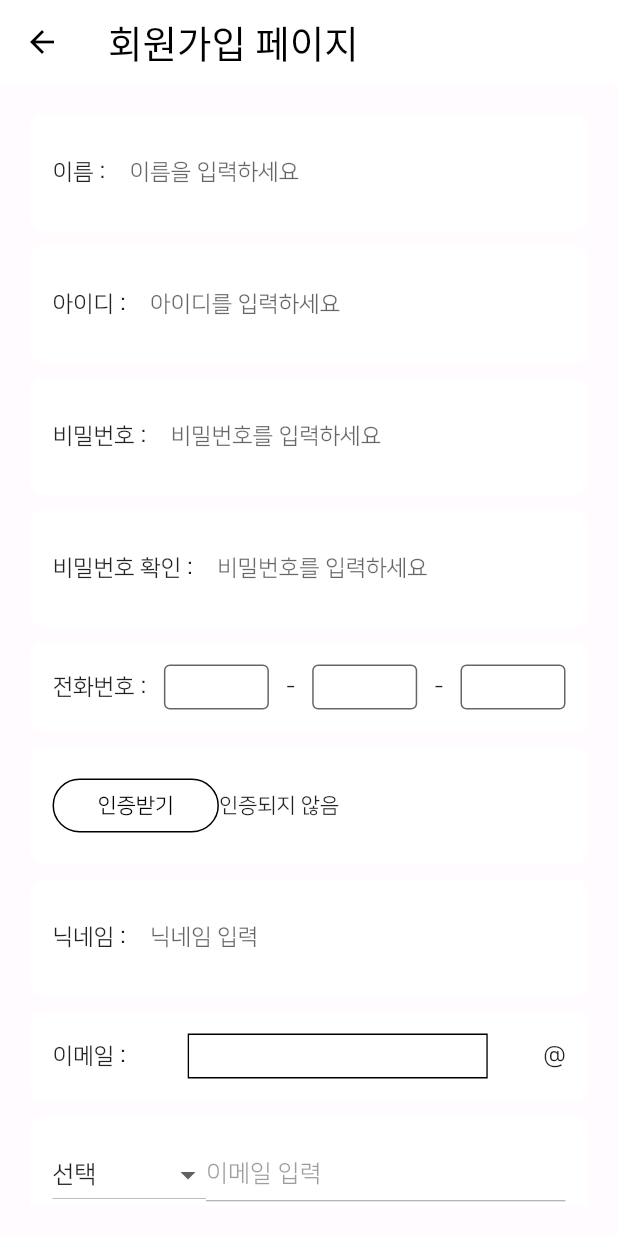
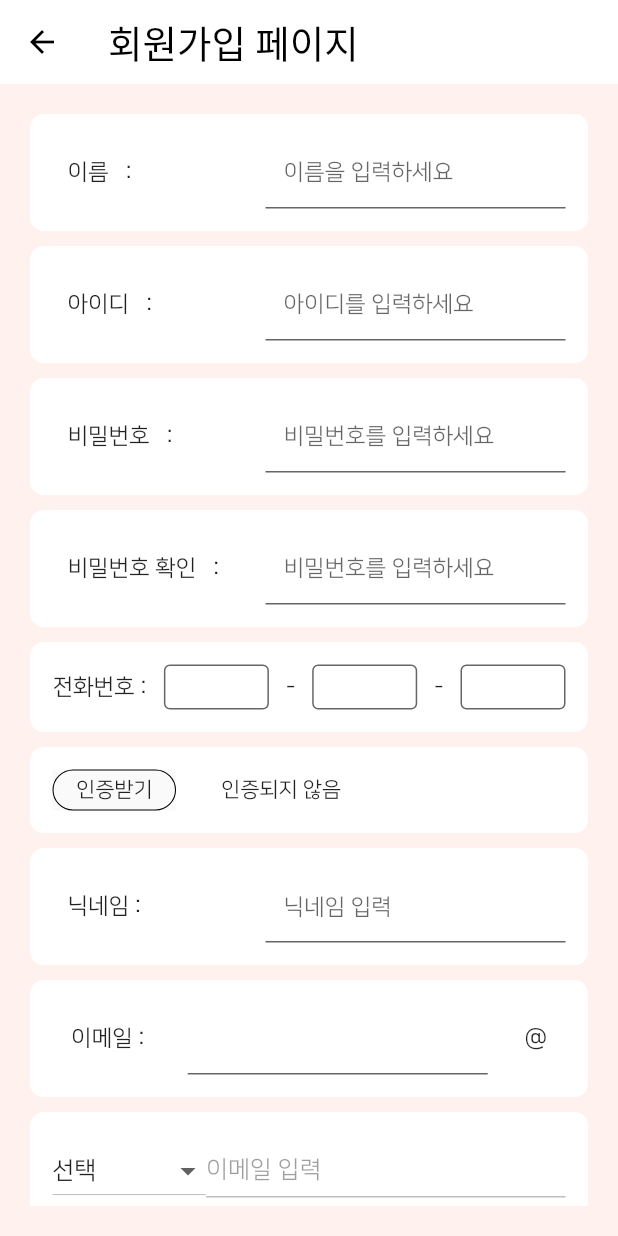
Before and after one commit to BeomyoonHeo/ggamf_front, a Flutter app: the JoinUserView screen opened by its route, on a phone screen of 412 x 824 dp. Run offline on Flutter 3.47's test engine with Material 2 defaults, Android fonts, the phone set to English and light mode, and no system bars; our stand-ins replace chips_choice, data_table_2, dio, firebase_auth, firebase_core, flashy_tab_bar2 and 9 more; accounts and stored records are empty; generated files the repository leaves out were written again; network calls fail; project files that could hold a hidden picture were left out.

Commit message:
인증폼 스타일 수정

```diff
--- a/lib/controller/user/join_user_controller.dart
+++ b/lib/controller/user/join_user_controller.dart
@@ -4,6 +4,7 @@ import 'package:flutter_riverpod/flutter_riverpod.dart';
 final joinUserController = Provider((ref) => JoinUserController());
 
 class JoinUserController {
+  bool authOk = false;
   final formKey = GlobalKey<FormState>();
   TextEditingController nameController = TextEditingController();
   TextEditingController idController = TextEditingController();
--- a/lib/views/pages/join_user/components/certification_number_button.dart
+++ b/lib/views/pages/join_user/components/certification_number_button.dart
@@ -1,119 +1,123 @@
 import 'package:firebase_auth/firebase_auth.dart';
 import 'package:flutter/material.dart';
-import 'package:flutter_riverpod/flutter_riverpod.dart';
 import 'package:fluttertoast/fluttertoast.dart';
-import 'package:ggamf_front/controller/user/join_user_controller.dart';
 
-class CertificationNumberButton extends ConsumerStatefulWidget {
+class CertificationNumberButton extends StatefulWidget {
   String certificationText;
-  bool authOk = false;
   bool showCertificationBar = false;
+  final juc;
 
-  CertificationNumberButton({Key? key, required this.certificationText})
+  CertificationNumberButton(
+      {Key? key, required this.certificationText, required this.juc})
       : super(key: key);
 
   @override
-  ConsumerState<CertificationNumberButton> createState() =>
+  State<CertificationNumberButton> createState() =>
       _CertificationNumberButtonState();
 }
 
-class _CertificationNumberButtonState
-    extends ConsumerState<CertificationNumberButton> {
-  bool authOk = false;
+class _CertificationNumberButtonState extends State<CertificationNumberButton> {
   final TextEditingController _credentialController = TextEditingController();
+
   String _verificationId = '';
   final FirebaseAuth _auth = FirebaseAuth.instance;
+
   @override
   Widget build(BuildContext context) {
+    return _buildUI();
+  }
+
+  Widget _buildUI() {
     return Container(
       decoration: BoxDecoration(
-          color: Colors.white, borderRadius: BorderRadius.circular(9)),
-      padding: EdgeInsets.all(15),
+        color: Colors.white,
+        borderRadius: BorderRadius.circular(9),
+      ),
+      padding: const EdgeInsets.all(15),
       child: Column(
         children: [
-          Row(
+          widget.juc.authOk
+              ? const SizedBox(child: Text('휴대폰 인증이 완료되었습니다.'))
+              : Row(
                   mainAxisAlignment: MainAxisAlignment.spaceEvenly,
                   children: [
-              ElevatedButton(
-                child: Text("인증받기"),
-                onPressed: () async {
-                  String phoneNumber =
-                      ref.read(joinUserController).combinePhoneNumber();
-                  print(phoneNumber);
-                  //await _buildVerifyPhoneNumber();
+                    Material(
+                      child: InkWell(
+                        borderRadius: BorderRadius.circular(30),
+                        child: Container(
+                          padding: const EdgeInsets.symmetric(
+                              horizontal: 15, vertical: 5),
+                          decoration: BoxDecoration(
+                            borderRadius: BorderRadius.circular(30),
+                            border: Border.all(color: Colors.black, width: 0.7),
+                          ),
+                          child: const Text("인증받기"),
+                        ),
+                        onTap: () async {
+                          String phoneNumber = widget.juc.combinePhoneNumber();
+                          await _buildVerifyPhoneNumber(phoneNumber);
                         },
-                style: ButtonStyle(
-                  foregroundColor: const MaterialStatePropertyAll(Colors.black),
-                  backgroundColor: const MaterialStatePropertyAll(Colors.white),
-                  padding: const MaterialStatePropertyAll(
-                    EdgeInsets.symmetric(horizontal: 30),
-                  ),
-                  shape: MaterialStatePropertyAll(
-                    RoundedRectangleBorder(
-                      borderRadius: BorderRadius.circular(30),
-                      side: const BorderSide(width: 1),
-                    ),
-                  ),
                       ),
                     ),
                     Expanded(
+                      child: Padding(
+                        padding: const EdgeInsets.only(left: 30),
                         child: Text(widget.certificationText),
+                      ),
                     ),
                   ],
                 ),
-          authOk
-              ? SizedBox()
+          widget.juc.authOk
+              ? const SizedBox()
               : Visibility(
                   visible: widget.showCertificationBar,
                   child: Row(
                     mainAxisAlignment: MainAxisAlignment.spaceEvenly,
                     children: [
-                      ElevatedButton(
-                        child: Text("입력하기"),
-                        onPressed: () async {
+                      Material(
+                        child: InkWell(
+                          borderRadius: BorderRadius.circular(30),
+                          child: Container(
+                              padding: const EdgeInsets.symmetric(
+                                  horizontal: 15, vertical: 5),
+                              decoration: BoxDecoration(
+                                borderRadius: BorderRadius.circular(30),
+                                border:
+                                    Border.all(color: Colors.black, width: 0.5),
+                              ),
+                              child: const Text("입력하기")),
+                          onTap: () async {
                             PhoneAuthCredential phoneAuthCredential =
                                 PhoneAuthProvider.credential(
                                     verificationId: _verificationId,
                                     smsCode: _credentialController.text);
-                          print(_credentialController.text);
-                          print(_verificationId);
                             signInWithPhoneAuthCredential(phoneAuthCredential);
                           },
-                        style: ButtonStyle(
-                          foregroundColor:
-                              const MaterialStatePropertyAll(Colors.black),
-                          backgroundColor:
-                              const MaterialStatePropertyAll(Colors.white),
-                          padding: const MaterialStatePropertyAll(
-                              EdgeInsets.symmetric(horizontal: 30)),
-                          shape: MaterialStatePropertyAll(
-                            RoundedRectangleBorder(
-                              borderRadius: BorderRadius.circular(30),
-                              side: const BorderSide(width: 1),
-                            ),
-                          ),
                         ),
                       ),
                       Expanded(
+                        child: Container(
+                          width: 50,
                           child: TextFormField(
                             controller: _credentialController,
                             autovalidateMode: AutovalidateMode.always,
                             maxLength: 6,
-                          decoration:
-                              InputDecoration(hintText: '인증번호 6자리를 입력해주세요'),
+                            decoration: const InputDecoration(
+                                hintText: '인증번호 6자리를 입력해주세요'),
+                          ),
                         ),
                       ),
                     ],
-                  )),
+                  ),
+                ),
         ],
       ),
     );
   }
 
-  Future<void> _buildVerifyPhoneNumber() {
+  Future<void> _buildVerifyPhoneNumber(String phoneNumber) {
     return _auth.verifyPhoneNumber(
-      phoneNumber:
-          '+82 ${ref.read(joinUserController).combinePhoneNumber()}', //${widget.phoneNumber}
+      phoneNumber: '+82 ${phoneNumber}', //${widget.phoneNumber}
       timeout: const Duration(seconds: 60),
       verificationCompleted: (PhoneAuthCredential credential) {},
       verificationFailed: (FirebaseAuthException e) {
@@ -140,19 +144,13 @@ class _CertificationNumberButtonState
           await _auth.signInWithCredential(phoneAuthCredential);
       if (authCredential.user != null) {
         setState(() {
-          print("인증완료 및 로그인성공");
-          authOk = true;
+          widget.juc.authOk = true;
+          widget.showCertificationBar = false;
         });
         await _auth.currentUser!.delete();
-        print("auth정보삭제");
         _auth.signOut();
-        print("phone로그인된것 로그아웃");
       }
     } on FirebaseAuthException catch (e) {
-      setState(() {
-        print("인증실패..로그인실패");
-      });
-
       await Fluttertoast.showToast(
           msg: e.message as String,
           toastLength: Toast.LENGTH_SHORT,
--- a/lib/views/pages/join_user/components/confirm_join_user_button.dart
+++ b/lib/views/pages/join_user/components/confirm_join_user_button.dart
@@ -23,7 +23,6 @@ class ConfirmJoinUserButton extends ConsumerWidget {
             child: ElevatedButton(
               onPressed: () {
                 if (formKey.currentState!.validate()) {}
-                print(juc.phoneNumberController[0].text);
               },
               child: Text('회원가입'),
               style: ButtonStyle(
--- a/lib/views/pages/join_user/components/input_box.dart
+++ b/lib/views/pages/join_user/components/input_box.dart
@@ -18,24 +18,30 @@ class InputBox extends StatelessWidget {
     return Container(
       decoration: BoxDecoration(
           color: Colors.white, borderRadius: BorderRadius.circular(9)),
-      padding: EdgeInsets.all(15),
+      padding: const EdgeInsets.all(15),
       child: Row(
+        mainAxisAlignment: MainAxisAlignment.spaceBetween,
         children: [
-          Text(
+          Padding(
+            padding: const EdgeInsets.only(left: 10),
+            child: Text(
               inputText,
-            style: TextStyle(fontFamily: 'NanumSquare', fontSize: 15),
+              style: const TextStyle(fontFamily: 'NanumSquare', fontSize: 15),
             ),
-          Container(
-            child: Expanded(
+          ),
+          SizedBox(
+            width: 200,
             child: TextFormField(
               controller: controller,
               validator: validator(),
               decoration: InputDecoration(
                 hintText: hintText,
-                  hintStyle: TextStyle(fontFamily: 'NanumSquare', fontSize: 15),
+                hintStyle:
+                    const TextStyle(fontFamily: 'NanumSquare', fontSize: 15),
                 filled: true,
                 fillColor: Colors.white,
-                  border: InputBorder.none,
+                border: const UnderlineInputBorder(
+                  borderSide: BorderSide(color: Colors.white, width: 0.3),
                 ),
               ),
             ),
--- a/lib/views/pages/join_user/components/input_email_box.dart
+++ b/lib/views/pages/join_user/components/input_email_box.dart
@@ -16,7 +16,7 @@ class InputEmailBox extends StatelessWidget {
           color: Colors.white, borderRadius: BorderRadius.circular(9)),
       padding: EdgeInsets.all(15),
       child: Row(
-        mainAxisAlignment: MainAxisAlignment.spaceBetween,
+        mainAxisAlignment: MainAxisAlignment.spaceAround,
         children: [
           const Text(
             "이메일 : ",
@@ -24,18 +24,12 @@ class InputEmailBox extends StatelessWidget {
           ),
           Container(
             width: 200,
-            height: 30,
-            decoration: BoxDecoration(
-                border: Border.all(width: 1), color: Colors.white),
             child: TextFormField(
-              validator: (value) {
-                validator(value);
-              },
+              validator: validator(),
               controller: controller,
               decoration: const InputDecoration(
                 filled: true,
                 fillColor: Colors.white,
-                border: InputBorder.none,
               ),
               style: TextStyle(fontSize: 12, height: 2.0),
             ),
--- a/lib/views/pages/join_user/join_user_view.dart
+++ b/lib/views/pages/join_user/join_user_view.dart
@@ -40,7 +40,7 @@ class JoinUserView extends StatelessWidget {
       ),
       body: Container(
         width: double.infinity,
-        color: const Color(0xFFFFFBFE),
+        color: const Color(0xFFFFF1EE),
         child: Form(
           key: juc.formKey,
           child: Padding(
@@ -50,33 +50,36 @@ class JoinUserView extends StatelessWidget {
                 children: [
                   InputBox(
                       validator: nameValidator,
-                      inputText: "이름 : ",
+                      inputText: "이름   : ",
                       hintText: "이름을 입력하세요",
                       controller: juc.nameController),
                   const SizedBox(height: 10),
                   InputBox(
                       validator: idValidator,
-                      inputText: "아이디 : ",
+                      inputText: "아이디   : ",
                       hintText: "아이디를 입력하세요",
                       controller: juc.idController),
                   const SizedBox(height: 10),
                   InputBox(
                       validator: passwordValidator,
-                      inputText: "비밀번호 : ",
+                      inputText: "비밀번호   : ",
                       hintText: "비밀번호를 입력하세요",
                       controller: juc.passwordController),
                   const SizedBox(height: 10),
                   InputBox(
                       validator: passwordValidator,
-                      inputText: "비밀번호 확인 : ",
+                      inputText: "비밀번호 확인   : ",
                       hintText: "비밀번호를 입력하세요",
                       controller: juc.passwordController),
                   const SizedBox(height: 10),
-                  InputPhoneNumberWidget(
-                    controller: juc.phoneNumberController,
-                  ),
+                  juc.authOk
+                      ? SizedBox()
+                      : InputPhoneNumberWidget(
+                          controller: juc.phoneNumberController,
+                        ),
                   const SizedBox(height: 10),
-                  CertificationNumberButton(certificationText: '인증되지 않음'),
+                  CertificationNumberButton(
+                      certificationText: '인증되지 않음', juc: juc),
                   const SizedBox(height: 10),
                   InputBox(
                     validator: nickNameValidator,
@@ -87,12 +90,12 @@ class JoinUserView extends StatelessWidget {
                   const SizedBox(height: 10),
                   InputEmailBox(
                     controller: juc.emailController,
-                    validator: emailValidator(),
+                    validator: emailValidator,
                   ),
                   const SizedBox(height: 10),
-                  EmailDropdownButton(),
+                  const EmailDropdownButton(),
                   const SizedBox(height: 10),
-                  AgreementProvisionOfPersonalInformationModal(),
+                  const AgreementProvisionOfPersonalInformationModal(),
                   const SizedBox(height: 10),
                   ConfirmJoinUserButton(formKey: juc.formKey),
                 ],
```
Lines whose indentation alone changed are shown as unchanged.
